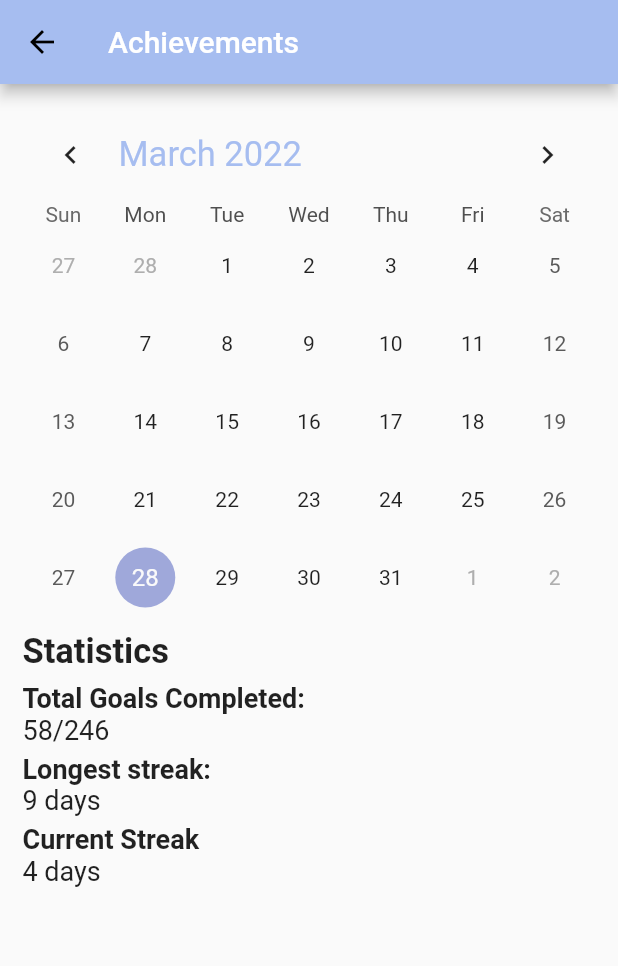
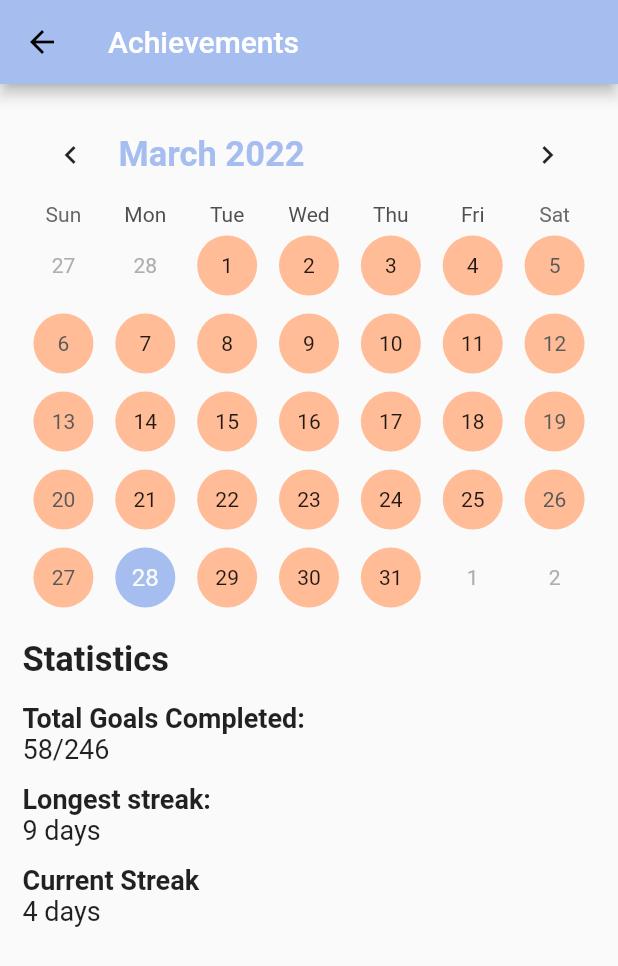
Before and after one commit to acm-projects/Zero-To-Hero, a Flutter app: the CalendarPage screen opened directly, on a phone screen of 412 x 824 dp. Shown: the top 966 px of the screen. Run offline on Flutter 3.47's test engine with Material 2 defaults, Android fonts, the phone set to English and light mode, and no system bars; drawn by our look-alikes of table_calendar; our stand-ins replace firebase_auth, firebase_core, firebase_database, fluttertoast; accounts and stored records are empty.

Commit message:
Added a few comments to ChecklistPage.dart
Added orange bubbles to CalendarPage.dart

```diff
--- a/zero_to_hero/lib/CalendarPage.dart
+++ b/zero_to_hero/lib/CalendarPage.dart
@@ -34,16 +34,48 @@ class _CalendarPageState extends State<CalendarPage> {
                       headerVisible: true,
                       daysOfWeekVisible: true,
 
+                      //calendar style
+                      calendarStyle: const CalendarStyle(
+                        defaultDecoration: BoxDecoration(
+                          color: Color.fromARGB(255, 255, 188, 151),
+                          shape: BoxShape.circle,
+                        ),
+                        todayDecoration: BoxDecoration(
+                          color: Color.fromARGB(255, 166, 189, 240),
+                          shape: BoxShape.circle,
+                        ),
+                        weekendDecoration: BoxDecoration(
+                          color: Color.fromARGB(255, 255, 188, 151),
+                          shape: BoxShape.circle,
+                        ),
+                      ),
+
                       headerStyle: const HeaderStyle(
                         titleTextStyle: TextStyle(
                             color: Color.fromARGB(255, 166, 189, 240),
                             fontSize: 23,
+                            fontWeight: FontWeight.bold
                         ),
                         formatButtonVisible: false,
-                )
                       ),
 
-            const SizedBox(height: 10),
+                      //change bubble colors based on percent complete
+                      calendarBuilders: CalendarBuilders (
+                          defaultBuilder: (context, day, focusedDay){
+                            Container(
+                                alignment: Alignment.center,
+                                decoration: const BoxDecoration(
+                                    color: Color.fromARGB(255, 255, 188, 151),
+                                    shape: BoxShape.circle
+                                )
+                            );
+                          }
+                      )
+
+
+                  ),
+
+                  const SizedBox(height: 15),
                   const Text (
                       'Statistics',
                       style: TextStyle(
@@ -51,7 +83,7 @@ class _CalendarPageState extends State<CalendarPage> {
                         fontSize: 23,
                       )
                   ),
-            const SizedBox(height: 7),
+                  const SizedBox(height: 15),
                   const Text (
                       'Total Goals Completed:',
                       style: TextStyle(
@@ -65,7 +97,7 @@ class _CalendarPageState extends State<CalendarPage> {
                         fontSize: 18,
                       )
                   ),
-            const SizedBox(height: 5),
+                  const SizedBox(height: 12),
                   const Text (
                       'Longest streak:',
                       style: TextStyle(
@@ -79,7 +111,7 @@ class _CalendarPageState extends State<CalendarPage> {
                         fontSize: 18,
                       )
                   ),
-            const SizedBox(height: 5),
+                  const SizedBox(height: 12),
                   const Text (
                       'Current Streak',
                       style: TextStyle(
--- a/zero_to_hero/lib/ChecklistPage.dart
+++ b/zero_to_hero/lib/ChecklistPage.dart
@@ -23,7 +23,7 @@ class _ChecklistPageState extends State<ChecklistPage> {
 
   Widget buildSingleCheckbox(Goal goal) => CheckboxListTile(
       controlAffinity: ListTileControlAffinity.leading,
-      activeColor: Color.fromARGB(255, 255, 188, 151),
+      activeColor: const Color.fromARGB(255, 255, 188, 151),
       value: goal.isCompleted,
       onChanged: (value) => setState(() => goal.isCompleted = value!),
       title: Text(
@@ -36,7 +36,7 @@ class _ChecklistPageState extends State<ChecklistPage> {
       secondary: IconButton(
         icon: const Icon(Icons.more_horiz),
         onPressed: () {
-          //reroute here
+          //reroute to Edit Goal page here
         }
       )
 
@@ -64,10 +64,10 @@ class _ChecklistPageState extends State<ChecklistPage> {
 
           //View All button
           Padding(
-            padding: EdgeInsets.only(left: 15, right: 15),
+            padding: const EdgeInsets.only(left: 15, right: 15),
             child: ElevatedButton(
               onPressed: () {
-                //reroute to All Goals page
+                //reroute to All Goals page here
               },
               //make button rounded
               style: ButtonStyle(
@@ -104,7 +104,7 @@ class _ChecklistPageState extends State<ChecklistPage> {
               Icons.add,  //add icon
               size: 50),
         ),
-        backgroundColor: Color.fromARGB(255, 255, 188, 151),
+        backgroundColor: const Color.fromARGB(255, 255, 188, 151),
         onPressed: (){
           Navigator.of(context).push(MaterialPageRoute(
               builder: (context) => NewGoalPage(uid: widget.uid))
```
Lines whose indentation alone changed are shown as unchanged.
